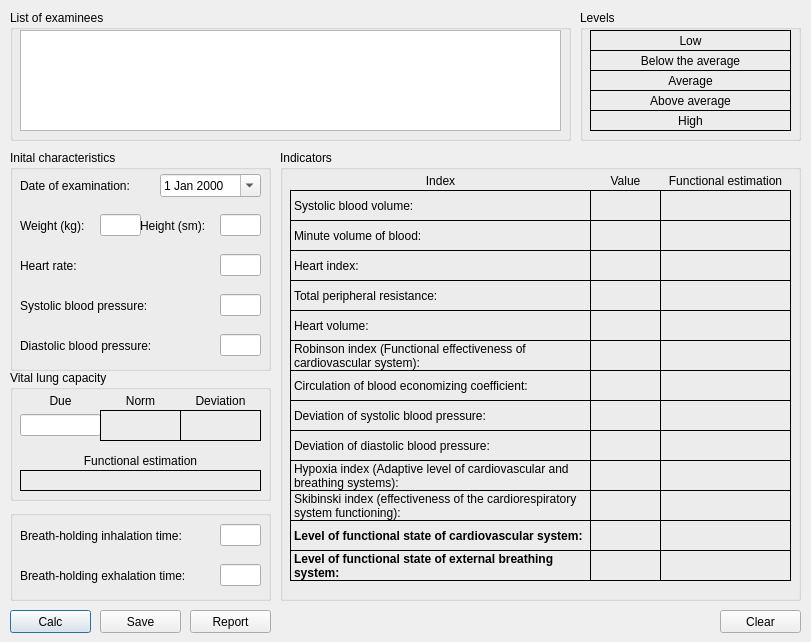
Old version of the form shvsm/shvsmintegralcreatedialog.ui in the repository SeregaGomen/shvsm.
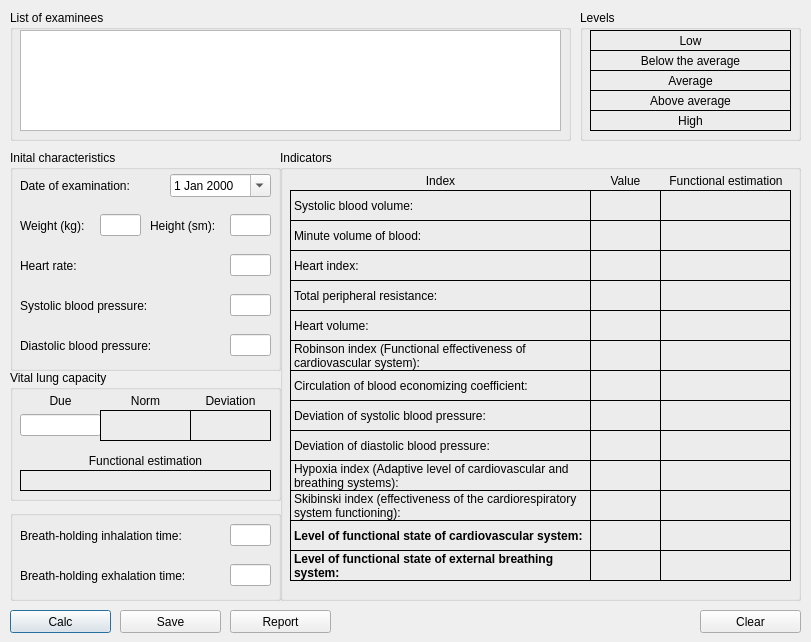
New version of the form.

Diff of the .ui file:
```diff
--- a/shvsm/shvsmintegralcreatedialog.ui
+++ b/shvsm/shvsmintegralcreatedialog.ui
@@ -30,7 +30,7 @@
     <rect>
      <x>10</x>
      <y>610</y>
-     <width>81</width>
+     <width>101</width>
      <height>23</height>
     </rect>
    </property>
@@ -41,9 +41,9 @@
   <widget class="QPushButton" name="pbSave">
    <property name="geometry">
     <rect>
-     <x>100</x>
+     <x>120</x>
      <y>610</y>
-     <width>81</width>
+     <width>101</width>
      <height>23</height>
     </rect>
    </property>
@@ -225,7 +225,7 @@
     <rect>
      <x>10</x>
      <y>150</y>
-     <width>261</width>
+     <width>271</width>
      <height>221</height>
     </rect>
    </property>
@@ -254,7 +254,7 @@
    <widget class="QWidget" name="horizontalLayoutWidget_2">
     <property name="geometry">
      <rect>
-      <x>150</x>
+      <x>160</x>
       <y>20</y>
       <width>101</width>
       <height>31</height>
@@ -307,7 +307,7 @@
    <widget class="QWidget" name="horizontalLayoutWidget_5">
     <property name="geometry">
      <rect>
-      <x>130</x>
+      <x>140</x>
       <y>60</y>
       <width>77</width>
       <height>31</height>
@@ -326,7 +326,7 @@
    <widget class="QWidget" name="horizontalLayoutWidget_6">
     <property name="geometry">
      <rect>
-      <x>210</x>
+      <x>220</x>
       <y>60</y>
       <width>41</width>
       <height>31</height>
@@ -341,7 +341,7 @@
    <widget class="QWidget" name="horizontalLayoutWidget_7">
     <property name="geometry">
      <rect>
-      <x>210</x>
+      <x>220</x>
       <y>100</y>
       <width>41</width>
       <height>31</height>
@@ -378,7 +378,7 @@
    <widget class="QWidget" name="horizontalLayoutWidget_9">
     <property name="geometry">
      <rect>
-      <x>210</x>
+      <x>220</x>
       <y>140</y>
       <width>41</width>
       <height>31</height>
@@ -437,7 +437,7 @@
    <widget class="QWidget" name="horizontalLayoutWidget_12">
     <property name="geometry">
      <rect>
-      <x>210</x>
+      <x>220</x>
       <y>180</y>
       <width>41</width>
       <height>31</height>
@@ -455,7 +455,7 @@
     <rect>
      <x>10</x>
      <y>370</y>
-     <width>261</width>
+     <width>271</width>
      <height>131</height>
     </rect>
    </property>
@@ -489,7 +489,7 @@
      <rect>
       <x>90</x>
       <y>20</y>
-      <width>81</width>
+      <width>91</width>
       <height>21</height>
      </rect>
     </property>
@@ -509,7 +509,7 @@
    <widget class="QWidget" name="horizontalLayoutWidget_15">
     <property name="geometry">
      <rect>
-      <x>170</x>
+      <x>180</x>
       <y>20</y>
       <width>81</width>
       <height>21</height>
@@ -548,7 +548,7 @@
      <rect>
       <x>90</x>
       <y>40</y>
-      <width>81</width>
+      <width>91</width>
       <height>31</height>
      </rect>
     </property>
@@ -568,7 +568,7 @@
    <widget class="QWidget" name="horizontalLayoutWidget_18">
     <property name="geometry">
      <rect>
-      <x>170</x>
+      <x>180</x>
       <y>40</y>
       <width>81</width>
       <height>31</height>
@@ -592,7 +592,7 @@
      <rect>
       <x>10</x>
       <y>80</y>
-      <width>241</width>
+      <width>251</width>
       <height>21</height>
      </rect>
     </property>
@@ -614,7 +614,7 @@
      <rect>
       <x>10</x>
       <y>100</y>
-      <width>241</width>
+      <width>251</width>
       <height>21</height>
      </rect>
     </property>
@@ -640,7 +640,7 @@
     <rect>
      <x>10</x>
      <y>510</y>
-     <width>261</width>
+     <width>271</width>
      <height>91</height>
     </rect>
    </property>
@@ -650,7 +650,7 @@
    <widget class="QWidget" name="horizontalLayoutWidget_21">
     <property name="geometry">
      <rect>
-      <x>210</x>
+      <x>220</x>
       <y>10</y>
       <width>41</width>
       <height>31</height>
@@ -709,7 +709,7 @@
    <widget class="QWidget" name="horizontalLayoutWidget_24">
     <property name="geometry">
      <rect>
-      <x>210</x>
+      <x>220</x>
       <y>50</y>
       <width>41</width>
       <height>31</height>
@@ -761,7 +761,7 @@
      <rect>
       <x>380</x>
       <y>20</y>
-      <width>131</width>
+      <width>132</width>
       <height>21</height>
      </rect>
     </property>
@@ -1893,9 +1893,9 @@
   <widget class="QPushButton" name="pbPrint">
    <property name="geometry">
     <rect>
-     <x>190</x>
+     <x>230</x>
      <y>610</y>
-     <width>81</width>
+     <width>101</width>
      <height>23</height>
     </rect>
    </property>
@@ -1906,9 +1906,9 @@
   <widget class="QPushButton" name="pbClear">
    <property name="geometry">
     <rect>
-     <x>720</x>
+     <x>700</x>
      <y>610</y>
-     <width>81</width>
+     <width>101</width>
      <height>23</height>
     </rect>
    </property>
```
